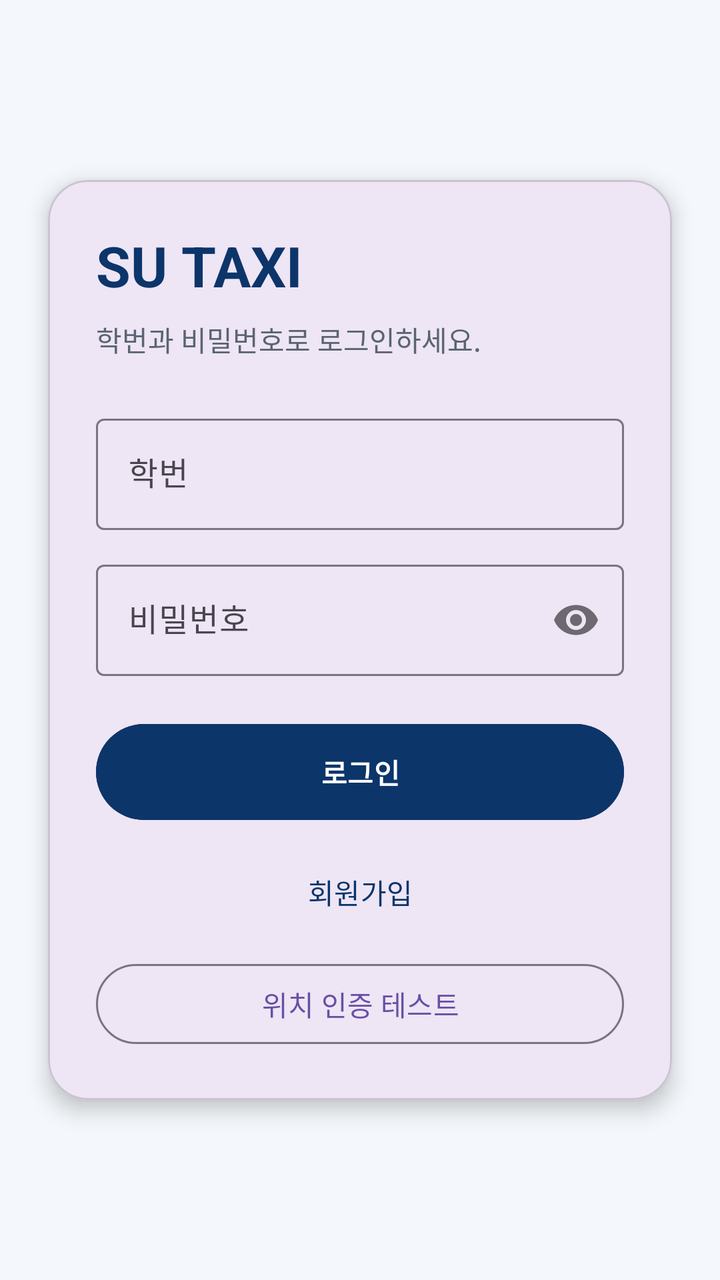
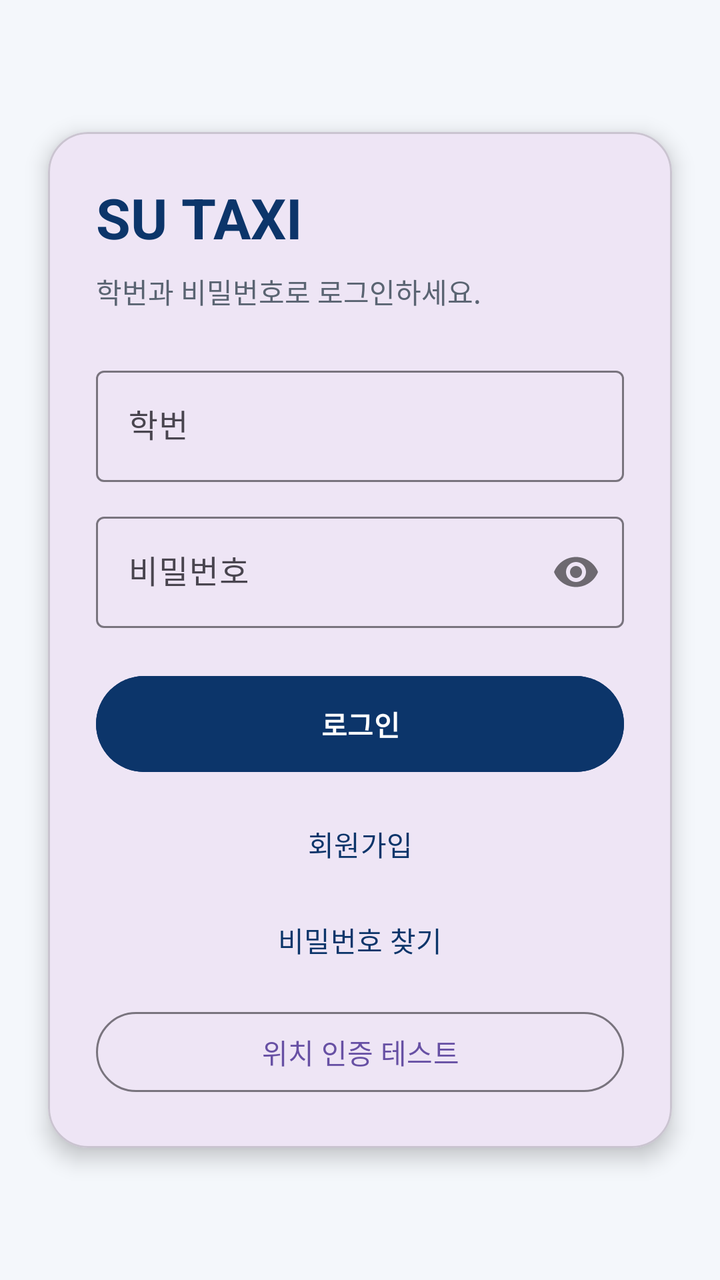

The first picture is an Android layout as it rendered before a commit; the second is the same layout after the commit. The layout source and the unified diff follow.
<!-- AndroidManifest.xml: application theme Theme.TaxiApp -->
<!-- res/layout/activity_main.xml -->
<?xml version="1.0" encoding="utf-8"?>
<androidx.constraintlayout.widget.ConstraintLayout xmlns:android="http://schemas.android.com/apk/res/android"
    xmlns:app="http://schemas.android.com/apk/res-auto"
    xmlns:tools="http://schemas.android.com/tools"
    android:layout_width="match_parent"
    android:layout_height="match_parent"
    android:background="#F4F7FB"
    tools:context=".MainActivity">

    <com.google.android.material.card.MaterialCardView
        android:id="@+id/loginCard"
        android:layout_width="0dp"
        android:layout_height="wrap_content"
        android:layout_margin="24dp"
        app:cardCornerRadius="20dp"
        app:cardElevation="6dp"
        app:layout_constraintBottom_toBottomOf="parent"
        app:layout_constraintEnd_toEndOf="parent"
        app:layout_constraintStart_toStartOf="parent"
        app:layout_constraintTop_toTopOf="parent">

        <LinearLayout
            android:layout_width="match_parent"
            android:layout_height="wrap_content"
            android:orientation="vertical"
            android:padding="24dp">

            <TextView
                android:layout_width="wrap_content"
                android:layout_height="wrap_content"
                android:text="SU TAXI"
                android:textColor="#0C356A"
                android:textSize="28sp"
                android:textStyle="bold" />

            <TextView
                android:layout_width="wrap_content"
                android:layout_height="wrap_content"
                android:layout_marginTop="8dp"
                android:text="학번과 비밀번호로 로그인하세요."
                android:textColor="#5A6472" />

            <com.google.android.material.textfield.TextInputLayout
                android:layout_width="match_parent"
                android:layout_height="wrap_content"
                android:layout_marginTop="24dp"
                android:hint="학번">

                <com.google.android.material.textfield.TextInputEditText
                    android:id="@+id/studentIdEditText"
                    android:layout_width="match_parent"
                    android:layout_height="wrap_content"
                    android:inputType="number" />
            </com.google.android.material.textfield.TextInputLayout>

            <com.google.android.material.textfield.TextInputLayout
                android:layout_width="match_parent"
                android:layout_height="wrap_content"
                android:layout_marginTop="12dp"
                android:hint="비밀번호"
                app:passwordToggleEnabled="true">

                <com.google.android.material.textfield.TextInputEditText
                    android:id="@+id/passwordEditText"
                    android:layout_width="match_parent"
                    android:layout_height="wrap_content"
                    android:inputType="textPassword" />
            </com.google.android.material.textfield.TextInputLayout>

            <Button
                android:id="@+id/loginButton"
                android:layout_width="match_parent"
                android:layout_height="56dp"
                android:layout_marginTop="20dp"
                android:backgroundTint="#0C356A"
                android:text="로그인"
                android:textStyle="bold" />

            <Button
                android:id="@+id/registerButton"
                style="@style/Widget.Material3.Button.TextButton"
                android:layout_width="match_parent"
                android:layout_height="wrap_content"
                android:layout_marginTop="8dp"
                android:text="회원가입"
                android:textColor="#0C356A" />

            <Button
                android:id="@+id/locationCheckButton"
                style="@style/Widget.Material3.Button.OutlinedButton"
                android:layout_width="match_parent"
                android:layout_height="wrap_content"
                android:layout_marginTop="8dp"
                android:text="위치 인증 테스트" />
        </LinearLayout>
    </com.google.android.material.card.MaterialCardView>

</androidx.constraintlayout.widget.ConstraintLayout>
<!-- resources referenced by this layout -->
<resources>
  <style name="Theme.TaxiApp" parent="Base.Theme.TaxiApp" />
  <style name="Base.Theme.TaxiApp" parent="Theme.Material3.DayNight.NoActionBar">
          
          
      </style>
</resources>

<!-- the commit's change to res/layout/activity_main.xml (unified diff, before → after) -->
@@ -86,6 +86,14 @@
                 android:textColor="#0C356A" />
 
             <Button
+                android:id="@+id/forgotPasswordButton"
+                style="@style/Widget.Material3.Button.TextButton"
+                android:layout_width="match_parent"
+                android:layout_height="wrap_content"
+                android:text="비밀번호 찾기"
+                android:textColor="#0C356A" />
+
+            <Button
                 android:id="@+id/locationCheckButton"
                 style="@style/Widget.Material3.Button.OutlinedButton"
                 android:layout_width="match_parent"
